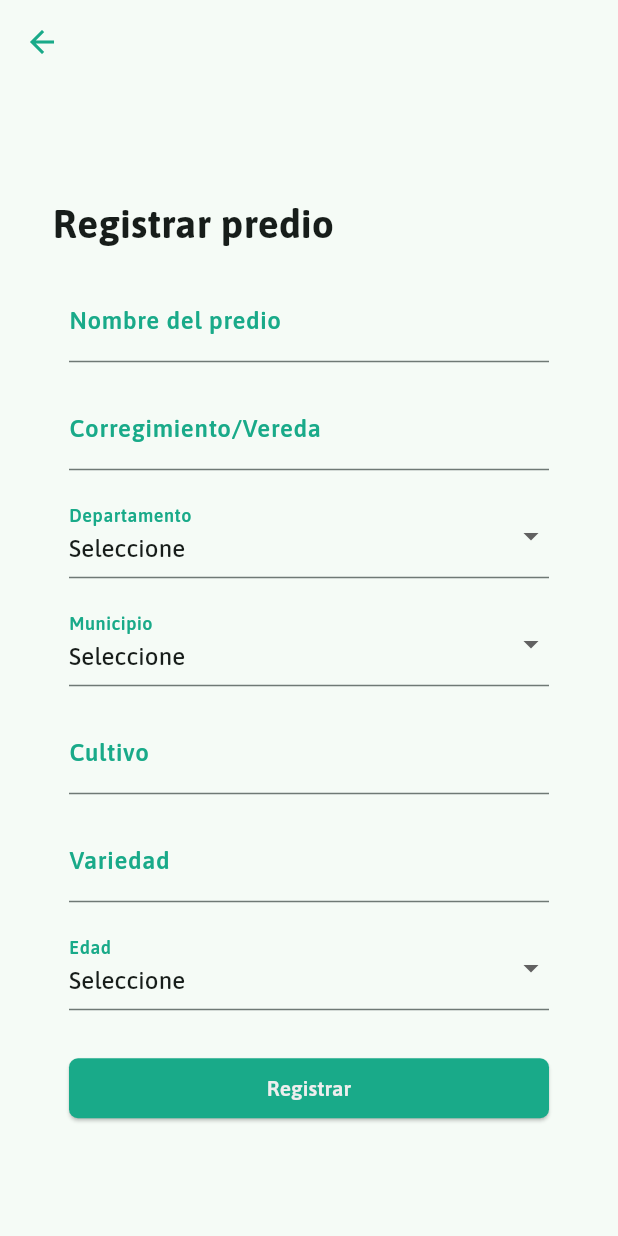
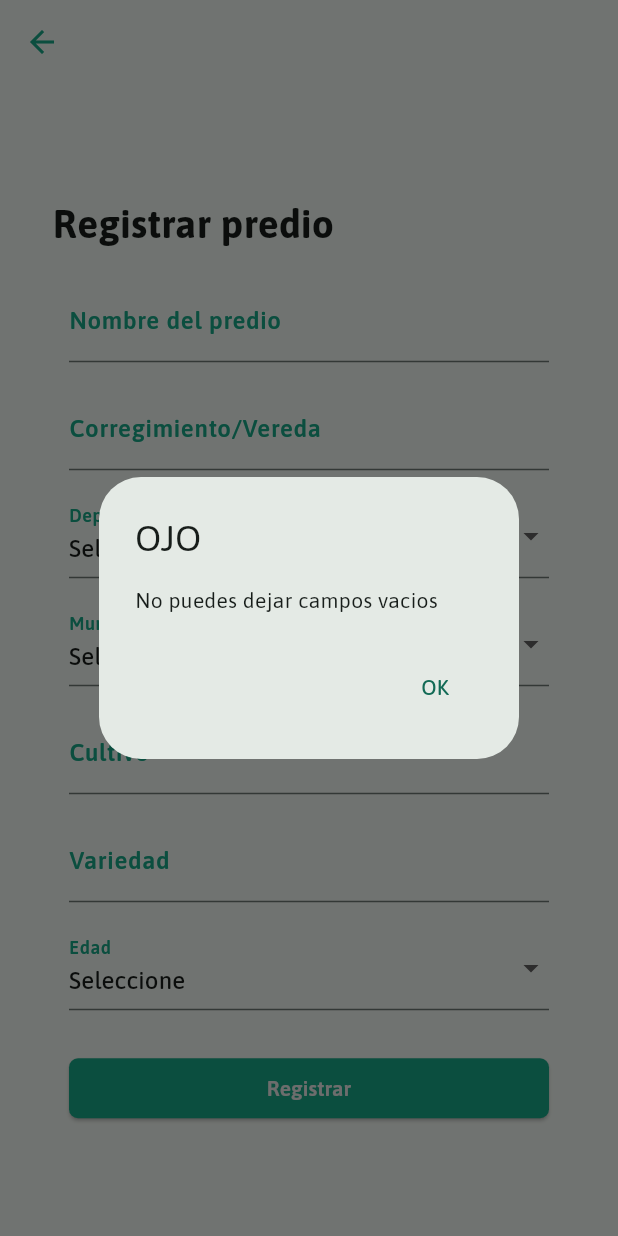
Before and after one commit to AgnerVillaFabrega/MixCosechas, a Flutter app: the RegisterPage screen opened directly, after a tap on "Registrar", on a phone screen of 412 x 824 dp. Run offline on Flutter 3.47's test engine with Material 2 defaults, Android fonts, the phone set to English and light mode, and no system bars; our stand-ins replace cloud_firestore, firebase_core; accounts and stored records are empty.

Commit message:
Ya guarda los predios

```diff
--- /dev/null
+++ b/lib/model/predios.dart
@@ -0,0 +1,38 @@
+class Predio{
+  final String id;
+  final String idUsuario;
+  final String nombre;
+  final String corregimientoVereda;
+  final String departamento;
+  final String municipio;
+  final String cultivo;
+  final String variedad;
+  final String edad;
+
+
+  Predio({
+    required this.id,
+    required this.idUsuario,
+    required this.nombre,
+    required this.corregimientoVereda,
+    required this.departamento,
+    required this.municipio,
+    required this.cultivo,
+    required this.variedad,
+    required this.edad
+  });
+
+  factory Predio.fromMap(Map<String, dynamic> map) {
+    return Predio(
+      id: map['Id'],
+      idUsuario: map['IdUsuario'],
+      nombre: map['Nombre'],
+      corregimientoVereda: map['CorregimientoVereda'],
+      departamento: map['Departamento'],
+      municipio: map['Municipio'],
+      cultivo: map['Cultivo'],
+      variedad: map['Variedad'],
+      edad: map['Edad']
+    );
+  }
+}
--- a/lib/presentation/screens/registration_clients_scren.dart
+++ b/lib/presentation/screens/registration_clients_scren.dart
@@ -264,7 +264,7 @@ class RegistrarseButtom extends StatelessWidget {
               showDialog(
                 context: context,
                 builder: (context) {
-                  return const MensajeShowDialog(title: "Tilte",message: "content");
+                  return const MensajeShowDialog(title: "Tilte",message: "Se registró el usuario correctamente");
                 },
               );
               FormUtils.clearTextControllers([_identificacionController,_nombreController,_telefonoController,_correoController,_rolController,_passwordController,_confirmPasswordController ]);
--- a/lib/presentation/screens/registration_predio_screen.dart
+++ b/lib/presentation/screens/registration_predio_screen.dart
@@ -1,4 +1,8 @@
 import 'package:flutter/material.dart';
+import 'dart:math';
+import '../../model/predios.dart';
+import '../../services/firebase_service.dart';
+import '../widgets/mensaje_show_dialog.dart';
 
 class RegistrationPredioScreen extends StatelessWidget {
   const RegistrationPredioScreen({super.key});
@@ -18,9 +22,15 @@ class RegisterPage extends StatefulWidget {
 }
 
 class _RegisterPageState extends State<RegisterPage> {
-  String _selectedDeparmento = '';
-  String _selectedMunicipio = '';
-  String _selectedEdad = '';
+
+
+  final TextEditingController _nombreController = TextEditingController();
+  final TextEditingController _corregimientoVeredaController = TextEditingController();
+  final TextEditingController _departamentoController = TextEditingController();
+  final TextEditingController _municipioController = TextEditingController();
+  final TextEditingController _cultivoController = TextEditingController();
+  final TextEditingController _variedadController = TextEditingController();
+   final TextEditingController _edadController = TextEditingController();
 
   @override
   Widget build(BuildContext context) {
@@ -46,21 +56,23 @@ class _RegisterPageState extends State<RegisterPage> {
                   ),
                 ),
                 const SizedBox(height: 10),
-                const Padding(
-                  padding: EdgeInsets.symmetric(horizontal: 30, vertical:8.0),
+                 Padding(
+                  padding: const EdgeInsets.symmetric(horizontal: 30, vertical:8.0),
                   child: TextField(
+                    controller: _nombreController,
                     keyboardType: TextInputType.name,
-                    decoration: InputDecoration(
+                    decoration:const InputDecoration(
                       labelText: 'Nombre del predio',
                       labelStyle: TextStyle(color: Color(0xFF19AA89),fontWeight: FontWeight.w600),
                     ),
                   ),
                 ),
-                const Padding(
-                  padding: EdgeInsets.symmetric(horizontal: 30, vertical: 8.0),
+                 Padding(
+                  padding: const EdgeInsets.symmetric(horizontal: 30, vertical: 8.0),
                   child: TextField(
+                    controller: _corregimientoVeredaController,
                     keyboardType: TextInputType.name,
-                    decoration: InputDecoration(
+                    decoration:const  InputDecoration(
                       labelText: 'Corregimiento/Vereda',
                       labelStyle: TextStyle(color: Color(0xFF19AA89),fontWeight: FontWeight.w600),
                     ),
@@ -71,10 +83,10 @@ class _RegisterPageState extends State<RegisterPage> {
                 Padding(
                   padding: const EdgeInsets.symmetric(horizontal: 30, vertical: 8.0),
                   child: DropdownButtonFormField<String>(
-                    value: _selectedDeparmento,
+                    value: _departamentoController.text,
                     onChanged: (String? newValue) {
                       setState(() {
-                        _selectedDeparmento = newValue!;
+                        _departamentoController.text = newValue!;
                       });
                     },
                     decoration: const InputDecoration(
@@ -103,10 +115,10 @@ class _RegisterPageState extends State<RegisterPage> {
                 Padding(
                   padding: const EdgeInsets.symmetric(horizontal: 30, vertical: 8.0),
                   child: DropdownButtonFormField<String>(
-                    value: _selectedMunicipio,
+                    value: _municipioController.text,
                     onChanged: (String? newValue) {
                       setState(() {
-                        _selectedMunicipio = newValue!;
+                        _municipioController.text = newValue!;
                       });
                     },
                     decoration: const InputDecoration(
@@ -130,21 +142,23 @@ class _RegisterPageState extends State<RegisterPage> {
                     },
                   ),
                 ),
-                const Padding(
-                  padding: EdgeInsets.symmetric(horizontal: 30, vertical: 8.0),
+                 Padding(
+                  padding: const EdgeInsets.symmetric(horizontal: 30, vertical: 8.0),
                   child: TextField(
+                    controller: _cultivoController,
                     keyboardType: TextInputType.name,
-                    decoration: InputDecoration(
+                    decoration: const InputDecoration(
                       labelText: 'Cultivo',
                       labelStyle: TextStyle(color: Color(0xFF19AA89),fontWeight: FontWeight.w600),
                     ),
                   ),
                 ),
-                const Padding(
-                  padding: EdgeInsets.symmetric(horizontal: 30, vertical: 8.0),
+                 Padding(
+                  padding: const EdgeInsets.symmetric(horizontal: 30, vertical: 8.0),
                   child: TextField(
+                    controller: _variedadController,
                     keyboardType: TextInputType.name,
-                    decoration: InputDecoration(
+                    decoration:const InputDecoration(
                       labelText: 'Variedad',
                       labelStyle: TextStyle(color: Color(0xFF19AA89),fontWeight: FontWeight.w600),
                     ),
@@ -153,10 +167,10 @@ class _RegisterPageState extends State<RegisterPage> {
                 Padding(
                   padding: const EdgeInsets.symmetric(horizontal: 30, vertical: 8.0),
                   child: DropdownButtonFormField<String>(
-                    value: _selectedEdad,
+                    value: _edadController.text,
                     onChanged: (String? newValue) {
                       setState(() {
-                        _selectedEdad = newValue!;
+                        _edadController.text = newValue!;
                       });
                     },
                     decoration: const InputDecoration(
@@ -182,7 +196,15 @@ class _RegisterPageState extends State<RegisterPage> {
                 ),
 
                 const SizedBox(height: 20),
-                const RegistrarseButtom(),
+                RegistrarseButtom(
+                  nombreController:_nombreController,
+                  corregimientoVeredaController: _corregimientoVeredaController,
+                  departamentoController: _departamentoController,
+                  municipioController: _municipioController,
+                  cultivoController:_cultivoController,
+                  variedadController:_variedadController,
+                  edadController: _edadController
+                ),
               ],
             ),
           ),
@@ -193,7 +215,33 @@ class _RegisterPageState extends State<RegisterPage> {
 }
 
 class RegistrarseButtom extends StatelessWidget {
-  const RegistrarseButtom({super.key});
+ RegistrarseButtom({
+    super.key,
+    required TextEditingController nombreController,
+    required TextEditingController corregimientoVeredaController,
+    required TextEditingController departamentoController,
+    required TextEditingController municipioController,
+    required TextEditingController cultivoController,
+    required TextEditingController variedadController,
+    required TextEditingController edadController,
+
+  }):_nombreController = nombreController,
+  _corregimientoVeredaController = corregimientoVeredaController,
+  _departamentoController = departamentoController,
+  _municipioController =municipioController,
+  _cultivoController =cultivoController,
+  _variedadController = variedadController,
+  _edadController = edadController;
+
+
+  final TextEditingController _nombreController;
+  final TextEditingController _corregimientoVeredaController;
+  final TextEditingController _departamentoController;
+  final TextEditingController _municipioController;
+  final TextEditingController _cultivoController;
+  final TextEditingController _variedadController;
+  final TextEditingController _edadController;
+  final ServiceFirebase _serviceFirebase = ServiceFirebase();
 
   @override
   Widget build(BuildContext context) {
@@ -202,6 +250,47 @@ class RegistrarseButtom extends StatelessWidget {
       padding: const EdgeInsets.symmetric(horizontal: 30),
       child: ElevatedButton(
         onPressed: () {
+
+          if (_nombreController.text.isNotEmpty &&
+            _corregimientoVeredaController.text.isNotEmpty &&
+            _departamentoController.text.isNotEmpty &&
+            _municipioController.text.isNotEmpty &&
+            _cultivoController.text.isNotEmpty &&
+            _variedadController.text.isNotEmpty &&
+            _edadController.text.isNotEmpty){
+
+            var idPredio = Random().nextInt(1000000);
+            var iduser = Random().nextInt(1000000);
+
+            Predio predio = Predio(id:idPredio.toString(),
+             idUsuario: iduser.toString(),
+             nombre: _nombreController.text,
+             corregimientoVereda: _corregimientoVeredaController.text,
+             departamento: _departamentoController.text,
+             municipio: _municipioController.text,
+             cultivo: _cultivoController.text,
+             variedad: _variedadController.text,
+             edad: _edadController.text
+            );
+
+            _serviceFirebase.addPredio(predio);
+
+            showDialog(
+                context: context,
+                builder: (context) {
+                  return const MensajeShowDialog(title: "Title",message: "Se registró correctamente el predio");
+                },
+              );
+
+          }else{
+            showDialog(
+              context: context,
+              builder: (context) {
+                return const MensajeShowDialog(title: "OJO",message: "No puedes dejar campos vacios");
+              },
+            );
+
+          }
 
         },
         style: ElevatedButton.styleFrom(
--- a/lib/services/firebase_service.dart
+++ b/lib/services/firebase_service.dart
@@ -1,5 +1,7 @@
 import 'package:cloud_firestore/cloud_firestore.dart';
 import 'package:mixcosechas_app/model/clientes.dart';
+
+import '../model/predios.dart';
 
 class ServiceFirebase {
   FirebaseFirestore db = FirebaseFirestore.instance;
@@ -40,5 +42,26 @@ class ServiceFirebase {
 
   }
 
+  Future<void> addPredio (Predio predio) async {
+    try {
+      await db.collection('Predios').add({
+        "Id":predio.id,
+        "IdUsuario":predio.idUsuario,
+        "Nombre":predio.nombre,
+        "CorregimientoVereda":predio.corregimientoVereda,
+        "Departamento":predio.departamento,
+        "Municipio":predio.municipio,
+        "Cultivo":predio.cultivo,
+        "variedad":predio.variedad,
+        "edad":predio.edad
+        }
+      );
+    } catch (e){
+       print("Error al agregar el cultivo: $e");
+    }
+
+
+  }
+
 
 }
```
